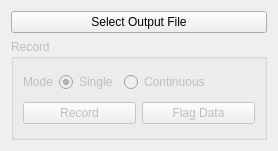
lchauvin/BetaProbe, file BetaProbe/Resources/UI/qSlicerBetaProbeLogRecorderWidget.ui: the form before one commit.
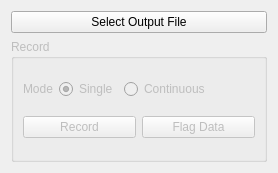
The form after the commit. Custom widgets are drawn as their Qt base class.

What changed in the file:
```diff
--- a/BetaProbe/Resources/UI/qSlicerBetaProbeLogRecorderWidget.ui
+++ b/BetaProbe/Resources/UI/qSlicerBetaProbeLogRecorderWidget.ui
@@ -7,7 +7,7 @@
     <x>0</x>
     <y>0</y>
     <width>278</width>
-    <height>151</height>
+    <height>173</height>
    </rect>
   </property>
   <property name="windowTitle">
```
Left out of the diff: 4 changed lines with no effect on the pictures. Lines whose indentation alone changed are shown as unchanged.
